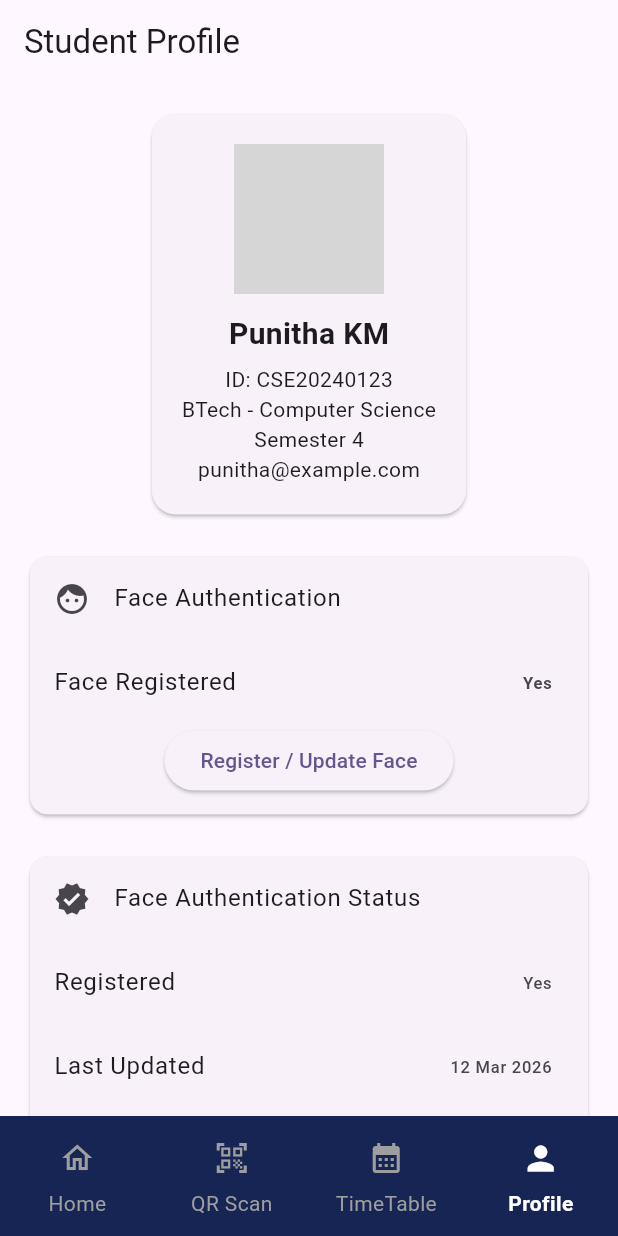
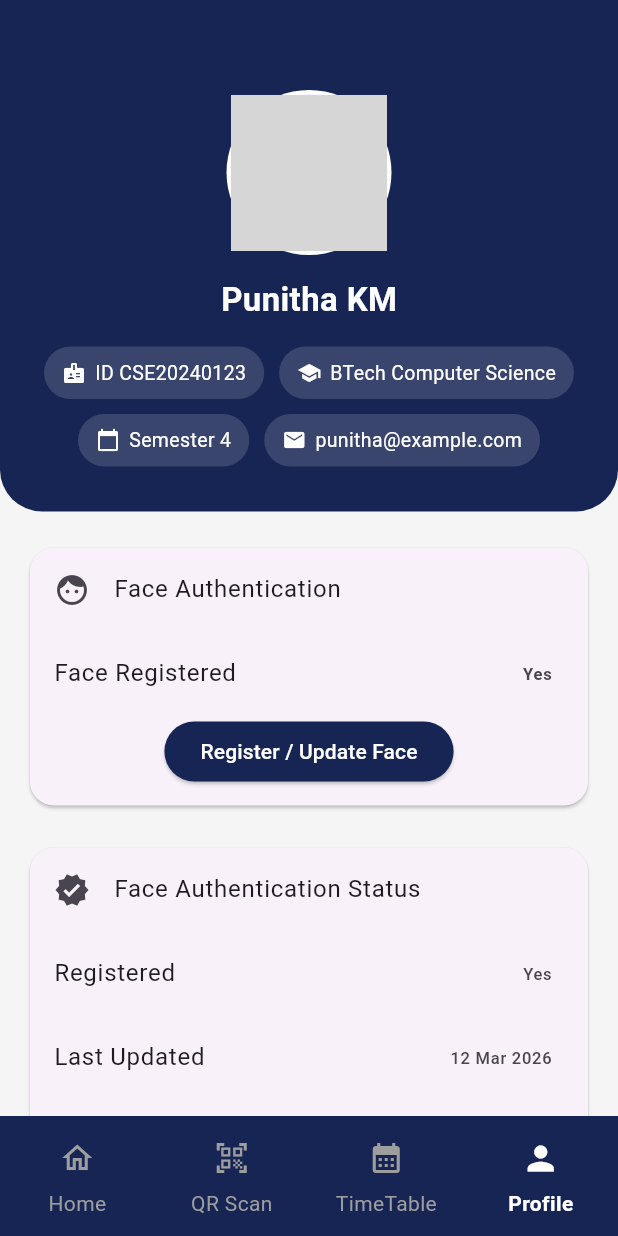
Before and after one commit to puniiith25/attendifyAI, a Flutter app: the screen it shows after launch, item 4 of the bottom bar chosen, on a phone screen of 412 x 824 dp. Run offline on Flutter 3.47's test engine with Material 3 defaults, Android fonts, the phone set to English and light mode, and no system bars; our stand-ins replace table_calendar; network calls fail; grey boxes are pictures that could not be loaded.

Commit message:
profile page ui completed

```diff
--- a/attendify/lib/Pages/Profile.dart
+++ b/attendify/lib/Pages/Profile.dart
@@ -1,3 +1,4 @@
+import 'package:attendify/widgets/color_codes.dart';
 import 'package:flutter/material.dart';
 
 class Profile extends StatelessWidget {
@@ -5,7 +6,6 @@ class Profile extends StatelessWidget {
 
   @override
   Widget build(BuildContext context) {
-    // TEMP DATA
     final Map<String, dynamic> student = {
       "name": "Punitha KM",
       "studentId": "CSE20240123",
@@ -13,65 +13,91 @@ class Profile extends StatelessWidget {
       "branch": "Computer Science",
       "semester": "4",
       "email": "punitha@example.com",
-      "photo": "https://i.pravatar.cc/150?img=47",
+      "photo": "https://toipguxmufufcqlrfdcr.supabase.co/storage/v1/object/public/Students-faces/student_6_1772956064881.jpg",
       "faceRegistered": true,
       "lastUpdated": "12 Mar 2026",
       "confidence": "97%",
     };
 
+    const primaryBlue = Color(0xFF172554);
+
     return Scaffold(
-      appBar: AppBar(title: const Text("Student Profile")),
-
+      backgroundColor: Colors.grey[100],
       body: SingleChildScrollView(
-        padding: const EdgeInsets.all(16),
-
         child: Column(
           children: [
             /* =========================
                PROFILE HEADER
             ========================= */
-            Card(
-              shape: RoundedRectangleBorder(
-                borderRadius: BorderRadius.circular(16),
+            Container(
+              width: double.infinity,
+              padding: const EdgeInsets.fromLTRB(20, 60, 20, 30),
+              decoration: const BoxDecoration(
+                color: primaryBlue,
+                borderRadius: BorderRadius.only(
+                  bottomLeft: Radius.circular(28),
+                  bottomRight: Radius.circular(28),
                 ),
-
-              child: Padding(
-                padding: const EdgeInsets.all(20),
-
+              ),
               child: Column(
                 children: [
                   CircleAvatar(
-                      radius: 50,
-                      backgroundImage: NetworkImage(student["photo"] as String),
+                    radius: 55,
+                    backgroundColor: Colors.white,
+                    child: CircleAvatar(
+                      radius: 52,
+                      backgroundImage: NetworkImage(student["photo"]),
+                    ),
                   ),
 
-                    const SizedBox(height: 12),
+                  const SizedBox(height: 14),
 
                   Text(
-                      student["name"] as String,
+                    student["name"],
                     style: const TextStyle(
-                        fontSize: 20,
+                      fontSize: 22,
+                      color: Colors.white,
                       fontWeight: FontWeight.bold,
                     ),
                   ),
 
-                    const SizedBox(height: 6),
+                  const SizedBox(height: 16),
 
-                    Text("ID: ${student["studentId"]}"),
-                    Text("${student["course"]} - ${student["branch"]}"),
-                    Text("Semester ${student["semester"]}"),
-                    Text(student["email"] as String),
+                  /* STUDENT INFO CHIPS */
+                  Wrap(
+                    spacing: 10,
+                    runSpacing: 10,
+                    alignment: WrapAlignment.center,
+                    children: [
+                      _infoChip(Icons.badge, "ID ${student["studentId"]}"),
+                      _infoChip(
+                        Icons.school,
+                        "${student["course"]} ${student["branch"]}",
+                      ),
+                      _infoChip(
+                        Icons.calendar_today,
+                        "Semester ${student["semester"]}",
+                      ),
+                      _infoChip(Icons.email, student["email"]),
                     ],
                   ),
+                ],
               ),
             ),
 
             const SizedBox(height: 20),
 
+            Padding(
+              padding: const EdgeInsets.symmetric(horizontal: 16),
+              child: Column(
+                children: [
                   /* =========================
                      FACE AUTHENTICATION
                   ========================= */
                   Card(
+                    shape: RoundedRectangleBorder(
+                      borderRadius: BorderRadius.circular(16),
+                    ),
                     child: Column(
                       children: [
                         const ListTile(
@@ -81,19 +107,23 @@ class Profile extends StatelessWidget {
 
                         ListTile(
                           title: const Text("Face Registered"),
-
                           trailing: Text(
-                      (student["faceRegistered"] as bool) ? "Yes" : "No",
+                            student["faceRegistered"] ? "Yes" : "No",
                             style: const TextStyle(fontWeight: FontWeight.bold),
                           ),
                         ),
 
                         Padding(
                           padding: const EdgeInsets.only(bottom: 12),
-
                           child: ElevatedButton(
+                            style: ElevatedButton.styleFrom(
+                              backgroundColor: primaryBlue,
+                            ),
                             onPressed: () {},
-                      child: const Text("Register / Update Face"),
+                            child: const Text(
+                              "Register / Update Face",
+                              style: TextStyle(color: AppColors.white),
+                            ),
                           ),
                         ),
                       ],
@@ -106,6 +136,9 @@ class Profile extends StatelessWidget {
                      FACE STATUS
                   ========================= */
                   Card(
+                    shape: RoundedRectangleBorder(
+                      borderRadius: BorderRadius.circular(16),
+                    ),
                     child: Column(
                       children: [
                         const ListTile(
@@ -116,18 +149,18 @@ class Profile extends StatelessWidget {
                         ListTile(
                           title: const Text("Registered"),
                           trailing: Text(
-                      (student["faceRegistered"] as bool) ? "Yes" : "No",
+                            student["faceRegistered"] ? "Yes" : "No",
                           ),
                         ),
 
                         ListTile(
                           title: const Text("Last Updated"),
-                    trailing: Text(student["lastUpdated"] as String),
+                          trailing: Text(student["lastUpdated"]),
                         ),
 
                         ListTile(
                           title: const Text("Confidence Score"),
-                    trailing: Text(student["confidence"] as String),
+                          trailing: Text(student["confidence"]),
                         ),
                       ],
                     ),
@@ -139,18 +172,19 @@ class Profile extends StatelessWidget {
                      SETTINGS
                   ========================= */
                   Card(
+                    shape: RoundedRectangleBorder(
+                      borderRadius: BorderRadius.circular(16),
+                    ),
                     child: Column(
                       children: const [
                         ListTile(
                           leading: Icon(Icons.lock),
                           title: Text("Change Password"),
                         ),
-
                         ListTile(
                           leading: Icon(Icons.notifications),
                           title: Text("Notifications"),
                         ),
-
                         ListTile(
                           leading: Icon(Icons.privacy_tip),
                           title: Text("Privacy"),
@@ -159,24 +193,29 @@ class Profile extends StatelessWidget {
                     ),
                   ),
 
-            const SizedBox(height: 20),
+                  const SizedBox(height: 25),
 
                   /* =========================
                      LOGOUT BUTTON
                   ========================= */
                   SizedBox(
                     width: double.infinity,
-
                     child: ElevatedButton.icon(
                       onPressed: () {},
-
                       icon: const Icon(Icons.logout),
                       label: const Text("Logout"),
-
                       style: ElevatedButton.styleFrom(
                         backgroundColor: Colors.red,
-                  padding: const EdgeInsets.all(14),
+                        padding: const EdgeInsets.all(16),
+                        shape: RoundedRectangleBorder(
+                          borderRadius: BorderRadius.circular(14),
                         ),
+                      ),
+                    ),
+                  ),
+
+                  const SizedBox(height: 30),
+                ],
               ),
             ),
           ],
@@ -184,4 +223,26 @@ class Profile extends StatelessWidget {
       ),
     );
   }
+
+  /* =========================
+     STUDENT INFO CHIP
+  ========================= */
+
+  Widget _infoChip(IconData icon, String text) {
+    return Container(
+      padding: const EdgeInsets.symmetric(horizontal: 12, vertical: 8),
+      decoration: BoxDecoration(
+        color: Colors.white.withOpacity(0.15),
+        borderRadius: BorderRadius.circular(30),
+      ),
+      child: Row(
+        mainAxisSize: MainAxisSize.min,
+        children: [
+          Icon(icon, color: Colors.white, size: 16),
+          const SizedBox(width: 6),
+          Text(text, style: const TextStyle(color: Colors.white, fontSize: 13)),
+        ],
+      ),
+    );
   }
+}
```
Lines whose indentation alone changed are shown as unchanged.
